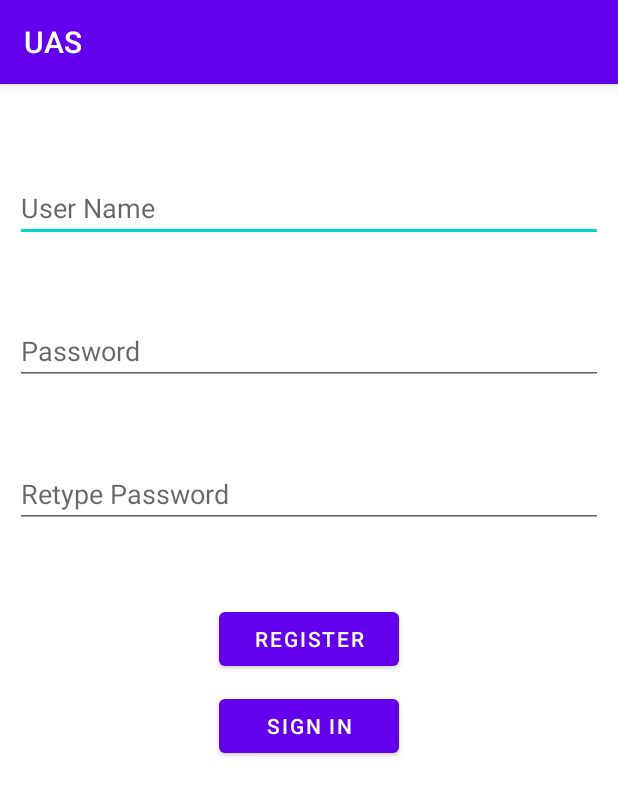
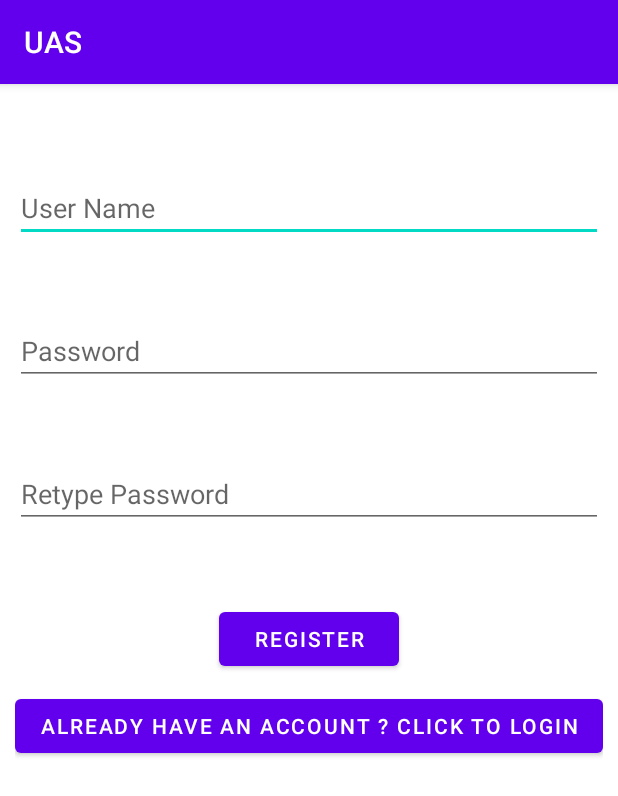
Before and after one commit to KelompokCMobile/Tugas-Akhir, an Android app: the screen it shows after launch (MainActivity), on a phone screen of 412 x 824 dp. Shown: the top 796 px of the screen. Run offline under Robolectric (Android 15) with nearby library versions, the phone set to English and light mode, and no system bars.

Commit message:
Hiding password text

```diff
--- a/app/src/main/res/layout/activity_login.xml
+++ b/app/src/main/res/layout/activity_login.xml
@@ -19,6 +19,7 @@
         android:layout_width="match_parent"
         android:layout_height="wrap_content"
         android:layout_below="@id/username1"
+        android:inputType="textPassword"
         android:hint="Password"
         android:layout_marginTop="50dp"/>
 
--- a/app/src/main/res/layout/activity_main.xml
+++ b/app/src/main/res/layout/activity_main.xml
@@ -19,6 +19,7 @@
         android:layout_width="match_parent"
         android:layout_height="wrap_content"
         android:layout_below="@id/username"
+        android:inputType="textPassword"
         android:hint="Password"
         android:layout_marginTop="50dp"/>
 
@@ -27,6 +28,7 @@
         android:layout_width="match_parent"
         android:layout_height="wrap_content"
         android:layout_below="@id/password"
+        android:inputType="textPassword"
         android:hint="Retype Password"
         android:layout_marginTop="50dp"/>
 
@@ -42,12 +44,12 @@
 
     <Button
         android:id="@+id/btnsignin"
-        android:layout_width="120dp"
+        android:layout_width="match_parent"
         android:layout_height="wrap_content"
         android:layout_centerHorizontal="true"
         android:layout_centerVertical="true"
         android:layout_below="@id/btnsignup"
-        android:text="Sign In"
+        android:text="Already Have An Account ? Click To Login"
         android:layout_marginTop="10dp"/>
 
 </RelativeLayout>
```
